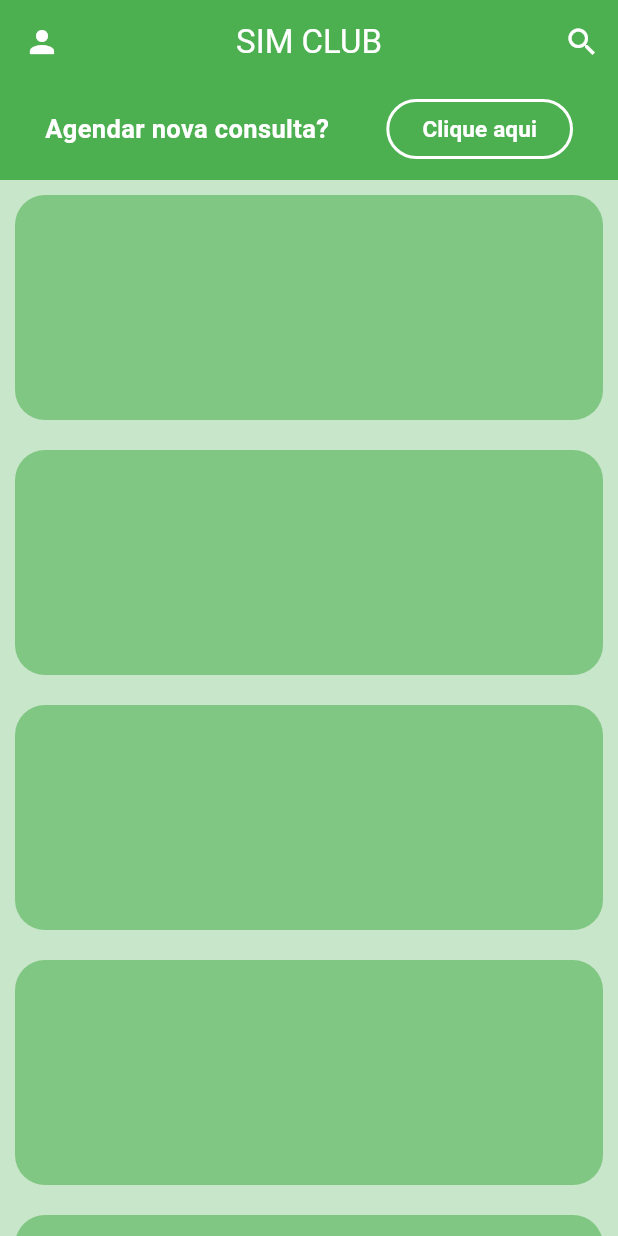
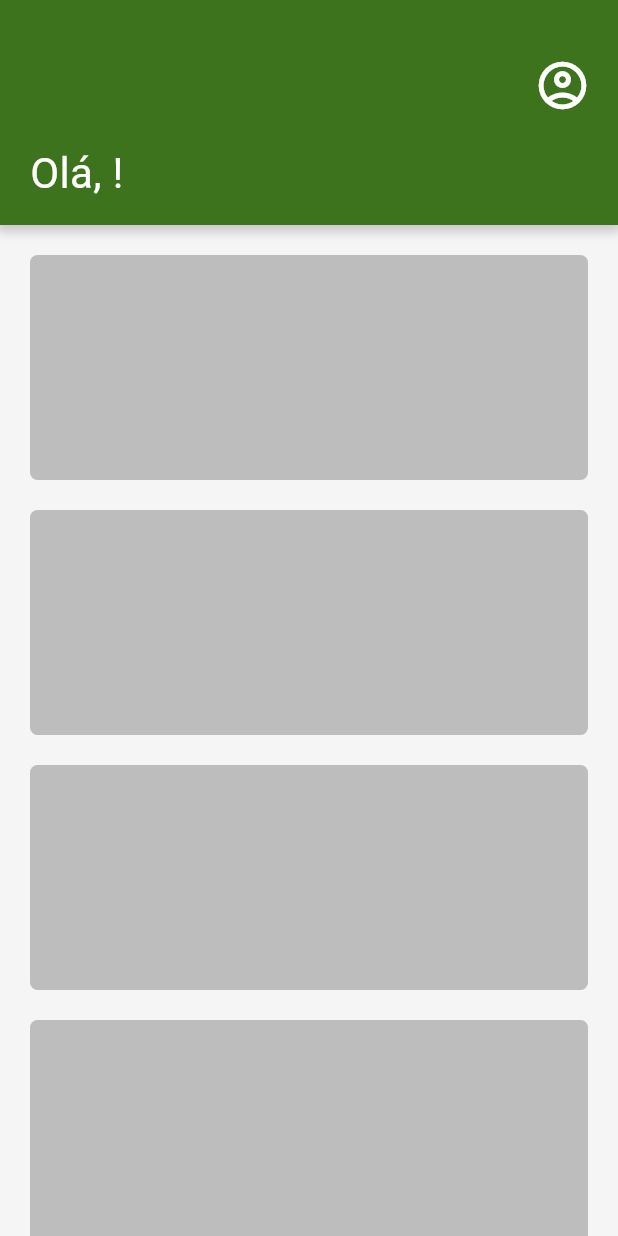
Before and after one commit to ribollitiago/auth_fb, a Flutter app: the HomePage screen opened directly, on a phone screen of 412 x 824 dp. Run offline on Flutter 3.47's test engine with Material 3 defaults, Android fonts, the phone set to English and light mode, and no system bars; our stand-ins replace cloud_firestore, firebase_auth, firebase_core, flutter_mobx, lottie, mobx and 1 more; accounts and stored records are empty; generated files the repository leaves out were written again.

Commit message:
home page e navegação prontas

```diff
--- a/lib/main.dart
+++ b/lib/main.dart
@@ -1,5 +1,6 @@
 import 'package:auth_sql/screens/auth/auth_page.dart';
-import 'package:auth_sql/screens/home_page.dart';
+import 'package:auth_sql/screens/home/home_page.dart';
+import 'package:auth_sql/screens/home/initial_page.dart';
 import 'package:auth_sql/store/auth/auth.store.dart';
 import 'package:auth_sql/store/auth/register.store.dart';
 import 'package:auth_sql/store/calendar/calendar.store.dart';
@@ -52,7 +53,7 @@ class MyApp extends StatelessWidget {
 
               store.recoveryData(currentUser.uid);
               print('Usuário logado: ${currentUser.uid}');
-              return const HomePage();
+              return InitialPage();
             } else {
               print('Sem usuario');
               return const AuthPage();
--- /dev/null
+++ b/lib/screens/home/home_page.dart
@@ -0,0 +1,109 @@
+import 'package:auth_sql/store/auth/auth.store.dart';
+import 'package:flutter/material.dart';
+import 'package:auth_sql/screens/home/account_page.dart';
+import 'package:provider/provider.dart';
+
+class HomePage extends StatefulWidget {
+  const HomePage({Key? key}) : super(key: key);
+
+  @override
+  _HomePageState createState() => _HomePageState();
+}
+
+class _HomePageState extends State<HomePage> {
+  static const Color colorPrimary = Color(0xFF3D731C);
+  static const Color colorSecond = Color(0xFF73D935);
+
+  @override
+  Widget build(BuildContext context) {
+    return Scaffold(
+      backgroundColor: Colors.grey[100],
+      body: CustomScrollView(
+        slivers: [
+          UserWidget(),
+          SliverPadding(
+            padding: EdgeInsets.only(bottom: 10.0),
+          ),
+          BoxWidget(),
+          BoxWidget(),
+          BoxWidget(),
+          BoxWidget(),
+          BoxWidget(),
+          BoxWidget(),
+        ],
+      ),
+    );
+  }
+
+  SliverToBoxAdapter UserWidget() {
+    final store = Provider.of<AuthStore>(context);
+    return SliverToBoxAdapter(
+      child: Container(
+        decoration: BoxDecoration(
+          color: colorPrimary,
+          boxShadow: [
+            BoxShadow(
+              color: Colors.grey.withOpacity(0.5),
+              spreadRadius: 2,
+              blurRadius: 5,
+              offset: Offset(
+                  0, 3), // altere o deslocamento vertical conforme necessário
+            ),
+          ],
+        ),
+        padding: EdgeInsets.all(10),
+        height: 150,
+        child: Column(
+          children: [
+            Row(
+              mainAxisAlignment: MainAxisAlignment.end,
+              children: [
+                Padding(
+                  padding: const EdgeInsets.only(top: 20),
+                  child: IconButton(
+                    onPressed: () {
+                      Navigator.of(context).push(MaterialPageRoute(
+                          builder: (context) => const AccountPage()));
+                    },
+                    icon: Icon(Icons.account_circle_outlined),
+                    color: Colors.white,
+                    iconSize: 38,
+                  ),
+                ),
+              ],
+            ),
+            Spacer(),
+            Row(
+              children: [
+                SizedBox(
+                  width: 10,
+                ),
+                Text(
+                  'Olá, ${store.getName()}!',
+                  style: TextStyle(color: Colors.white, fontSize: 28),
+                ),
+                Spacer(),
+              ],
+            ),
+            SizedBox(height: 5,)
+          ],
+        ),
+      ),
+    );
+  }
+
+  SliverToBoxAdapter BoxWidget() {
+    return SliverToBoxAdapter(
+      child: Padding(
+        padding: const EdgeInsets.symmetric(vertical: 10, horizontal: 20),
+        child: ClipRRect(
+          borderRadius: BorderRadius.circular(5),
+          child: Container(
+            color: Colors.grey[400],
+            height: 150,
+          ),
+        ),
+      ),
+    );
+  }
+}
--- a/lib/screens/schedule/sucess_page.dart
+++ b/lib/screens/home/schedule/sucess_page.dart
@@ -1,4 +1,5 @@
-import 'package:auth_sql/screens/home_page.dart';
+import 'package:auth_sql/screens/home/home_page.dart';
+import 'package:auth_sql/screens/home/initial_page.dart';
 import 'package:flutter/material.dart';
 import 'package:lottie/lottie.dart';
 
@@ -40,7 +41,7 @@ class SucessPage extends StatelessWidget {
                   child: TextButton(
                     onPressed: () => Navigator.of(context).push(
                       MaterialPageRoute(
-                        builder: (context) => const HomePage(),
+                        builder: (context) => HomePage(),
                       ),
                     ),
                     child: const Text(
--- a/lib/screens/home_page.dart
+++ /dev/null
@@ -1,124 +0,0 @@
-import 'package:auth_sql/store/calendar/calendar.store.dart';
-import 'package:flutter/material.dart';
-import 'package:auth_sql/screens/schedule/schedule_page.dart';
-import 'package:auth_sql/screens/account_page.dart';
-import 'package:provider/provider.dart';
-
-class HomePage extends StatelessWidget {
-  const HomePage({Key? key}) : super(key: key);
-
-  @override
-  Widget build(BuildContext context) {
-    return Scaffold(
-        backgroundColor: Colors.green[100],
-        body: CustomScrollView(
-          slivers: [
-            AppBarWidget(title: 'SIM CLUB', context: context),
-            BoxWidget(),
-            BoxWidget(),
-            BoxWidget(),
-            BoxWidget(),
-            BoxWidget(),
-            BoxWidget(),
-          ],
-        ));
-  }
-
-  SliverAppBar AppBarWidget(
-      {required String title, required BuildContext context}) {
-    final store = Provider.of<CalendarStore>(context);
-    return SliverAppBar(
-      title: Text(
-        title,
-        style: const TextStyle(color: Colors.white),
-      ),
-      expandedHeight: 120,
-      centerTitle: true,
-      pinned: true,
-      backgroundColor: Colors.green,
-      elevation: 0,
-      actions: <Widget>[
-        IconButton(
-          onPressed: () {
-            //search function
-          },
-          icon: const Icon(
-            Icons.search,
-            color: Colors.white,
-          ),
-        ),
-      ],
-      leading: IconButton(
-        onPressed: () {
-          Navigator.of(context).push(
-              MaterialPageRoute(builder: (context) => const AccountPage()));
-        },
-        icon: const Icon(
-          Icons.person,
-          color: Colors.white,
-        ),
-      ),
-      flexibleSpace: FlexibleSpaceBar(
-        background: Stack(
-          children: [
-            Positioned(
-              bottom: 10,
-              right: 30,
-              left: 30, // Adicione essa linha para alinhar o texto à esquerda
-              child: Row(
-                children: [
-                  Expanded(
-                    child: Container(
-                      child: const Text(
-                        'Agendar nova consulta?',
-                        style: TextStyle(
-                            fontSize: 17,
-                            color: Colors.white,
-                            fontWeight: FontWeight.bold),
-                      ),
-                    ),
-                  ),
-                  ElevatedButton(
-                    onPressed: () {
-                      store.retrievePartnerNames();
-                      Navigator.of(context).push(MaterialPageRoute(
-                          builder: (context) => const SchedulePage()));
-                    },
-                    style: ElevatedButton.styleFrom(
-                      side: const BorderSide(color: Colors.white, width: 2),
-                      backgroundColor: Colors.transparent,
-                      shadowColor: Colors.transparent,
-                      elevation: 0,
-                    ),
-                    child: const Text(
-                      'Clique aqui',
-                      style: TextStyle(
-                          color: Colors.white,
-                          fontSize: 15,
-                          fontWeight: FontWeight.bold),
-                    ),
-                  ),
-                ],
-              ),
-            ),
-          ],
-        ),
-      ),
-    );
-  }
-
-  SliverToBoxAdapter BoxWidget() {
-    return SliverToBoxAdapter(
-      child: Padding(
-        padding: const EdgeInsets.all(10.0),
-        child: ClipRRect(
-          borderRadius: BorderRadius.circular(20),
-          child: Container(
-            color: Colors.green[300],
-            height: 150,
-          ),
-        ),
-      ),
-    );
-  }
-}
--- a/lib/store/calendar/calendar.store.dart
+++ b/lib/store/calendar/calendar.store.dart
@@ -1,7 +1,6 @@
 import 'package:cloud_firestore/cloud_firestore.dart';
 import 'package:mobx/mobx.dart';
 
-import 'dart:convert';
 import 'package:http/http.dart' as http;
 
 part 'calendar.store.g.dart';
@@ -24,7 +23,7 @@ abstract class _CalendarStore with Store {
   }
 
   // Função para imprimir todos os dados da coleção 'Parceiros' e recuperar os nomes
-  void retrievePartnerNames() async {
+  Future<void> retrievePartnerNames() async {
     try {
       final partnerCollection = _db.collection("Parceiros");
       final snapshot = await partnerCollection.get();
```
Also changed, not shown: lib/screens/auth/login.dart (+0 -8 lines), lib/screens/home/account_page.dart (renamed from lib/screens/account_page.dart, +18 -11 lines), lib/screens/home/cashback_page.dart (added, +14 -0 lines), lib/screens/home/initial_page.dart (added, +270 -0 lines), lib/screens/home/partner_page.dart (added, +14 -0 lines), lib/screens/home/schedule/schedule_page.dart (renamed from lib/screens/schedule/schedule_page.dart, +46 -42 lines), lib/store/auth/auth.store.dart (+12 -11 lines), lib/store/auth/auth.store.g.dart.
